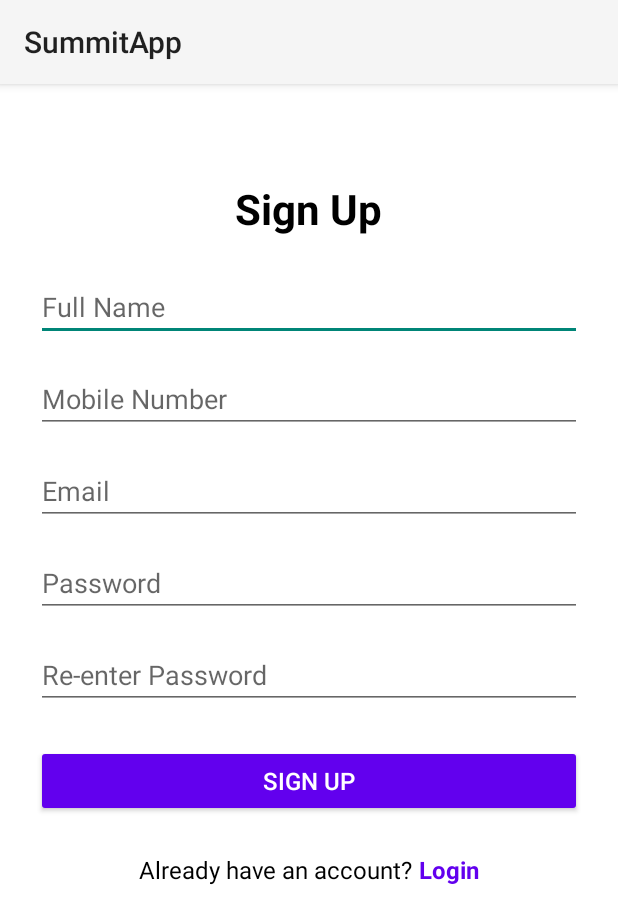
After one commit to JaneGH/SummitApp, an Android app: the RegisterActivity screen opened directly, with no data from a screen before it, on a phone screen of 412 x 824 dp. The commit adds this screen. Shown: the top 924 px of the screen. Run offline under Robolectric (Android 15) with nearby library versions, the phone set to English and light mode, and no system bars; our stand-ins replace CircleImageView.

Commit message:
added retrofit and login sign up screens

```diff
--- a/app/build.gradle.kts
+++ b/app/build.gradle.kts
@@ -53,4 +53,9 @@
     implementation("androidx.room:room-runtime:2.8.2")
     ksp("androidx.room:room-compiler:2.8.2")
     implementation ("com.github.bumptech.glide:glide:4.16.0")
+    implementation ("com.squareup.retrofit2:retrofit:2.9.0")
+    implementation ("com.squareup.retrofit2:converter-gson:2.9.0")
+    implementation ("com.squareup.okhttp3:logging-interceptor:4.9.3")
+    implementation ("com.github.bumptech.glide:glide:4.16.0")
+    implementation("androidx.core:core-splashscreen:1.0.0-beta02")
 }
--- /dev/null
+++ b/app/src/main/java/com/example/summitapp/data/remote/ApiService.kt
@@ -0,0 +1,36 @@
+package com.example.summitapp.data.remote
+import com.example.summitapp.data.remote.request.LoginRequest
+import com.example.summitapp.data.remote.request.RegisterRequest
+import com.example.summitapp.data.remote.response.CategoriesResponse
+import com.example.summitapp.data.remote.response.LoginResponse
+import com.example.summitapp.data.remote.response.RegisterResponse
+import retrofit2.Call
+import retrofit2.http.Body
+import retrofit2.http.GET
+import retrofit2.http.Headers
+import retrofit2.http.POST
+
+interface ApiService {
+
+    @Headers("Content-Type: application/json")
+    @POST("User/register")
+    fun registerUser(
+        @Body request: RegisterRequest
+    ): Call<RegisterResponse>
+
+    @Headers("Content-Type: application/json")
+    @POST("User/auth")
+    fun loginUser(
+        @Body request: LoginRequest
+    ): Call<LoginResponse>
+
+    @GET("Category")
+    fun getCategories(
+    ): Call<CategoriesResponse>
+
+    companion object {
+        fun getInstance(): ApiService {
+            return ApiClient.retrofit.create(ApiService::class.java)
+        }
+    }
+}
--- a/app/src/main/res/layout/activity_main.xml
+++ b/app/src/main/res/layout/activity_main.xml
@@ -6,7 +6,7 @@
     android:layout_width="match_parent"
     android:layout_height="match_parent"
     android:fitsSystemWindows="true"
-    tools:context=".MainActivity">
+    tools:context=".ui.MainActivity">
 
     <androidx.coordinatorlayout.widget.CoordinatorLayout
         android:layout_width="match_parent"
--- /dev/null
+++ b/app/src/main/res/layout/activity_register.xml
@@ -0,0 +1,106 @@
+<?xml version="1.0" encoding="utf-8"?>
+<ScrollView xmlns:android="http://schemas.android.com/apk/res/android"
+    android:layout_width="match_parent"
+    android:layout_height="match_parent"
+    android:padding="24dp"
+    android:background="#FFFFFF">
+
+    <LinearLayout
+        android:layout_width="match_parent"
+        android:layout_height="wrap_content"
+        android:orientation="vertical"
+        android:gravity="center_horizontal">
+
+        <TextView
+            android:layout_width="wrap_content"
+            android:layout_height="wrap_content"
+            android:text="Sign Up"
+            android:layout_marginTop="40dp"
+            android:textSize="28sp"
+            android:textStyle="bold"
+            android:layout_marginBottom="24dp"
+            android:textColor="#000000" />
+
+        <EditText
+            android:id="@+id/etFullName"
+            android:layout_width="match_parent"
+            android:layout_height="wrap_content"
+            android:hint="Full Name"
+            android:inputType="textPersonName"
+            android:layout_marginBottom="16dp" />
+
+        <EditText
+            android:id="@+id/etMobile"
+            android:layout_width="match_parent"
+            android:layout_height="wrap_content"
+            android:hint="Mobile Number"
+            android:inputType="phone"
+            android:layout_marginBottom="16dp" />
+
+        <EditText
+            android:id="@+id/etEmail"
+            android:layout_width="match_parent"
+            android:layout_height="wrap_content"
+            android:hint="Email"
+            android:inputType="textEmailAddress"
+            android:layout_marginBottom="16dp" />
+
+        <EditText
+            android:id="@+id/etPassword"
+            android:layout_width="match_parent"
+            android:layout_height="wrap_content"
+            android:hint="Password"
+            android:inputType="textPassword"
+            android:layout_marginBottom="16dp" />
+
+        <EditText
+            android:id="@+id/etConfirmPassword"
+            android:layout_width="match_parent"
+            android:layout_height="wrap_content"
+            android:hint="Re-enter Password"
+            android:inputType="textPassword"
+            android:layout_marginBottom="24dp" />
+
+        <Button
+            android:id="@+id/btnSignUp"
+            android:layout_width="match_parent"
+            android:layout_height="wrap_content"
+            android:text="Sign Up"
+            android:padding="12dp"
+            android:textSize="16sp"
+            android:backgroundTint="#6200EE"
+            android:textColor="#FFFFFF" />
+
+
+        <ProgressBar
+            android:id="@+id/progressBar"
+            style="?android:attr/progressBarStyleLarge"
+            android:layout_width="wrap_content"
+            android:layout_height="wrap_content"
+            android:layout_marginTop="20dp"
+            android:visibility="gone" />
+
+        <LinearLayout
+            android:layout_width="wrap_content"
+            android:layout_height="wrap_content"
+            android:orientation="horizontal"
+            android:layout_marginTop="24dp">
+
+            <TextView
+                android:layout_width="wrap_content"
+                android:layout_height="wrap_content"
+                android:text="Already have an account?"
+                android:textSize="16sp"
+                android:textColor="#000000" />
+
+            <TextView
+                android:id="@+id/tvLogin"
+                android:layout_width="wrap_content"
+                android:layout_height="wrap_content"
+                android:text=" Login"
+                android:textSize="16sp"
+                android:textStyle="bold"
+                android:textColor="#6200EE" />
+        </LinearLayout>
+    </LinearLayout>
+</ScrollView>
--- a/app/src/main/res/values/themes.xml
+++ b/app/src/main/res/values/themes.xml
@@ -1,9 +1,15 @@
 <resources xmlns:tools="http://schemas.android.com/tools">
-    <!-- Base application theme. -->
+
     <style name="Base.Theme.SummitApp" parent="Theme.Material3.DayNight.NoActionBar">
-        <!-- Customize your light theme here. -->
-        <!-- <item name="colorPrimary">@color/my_light_primary</item> -->
     </style>
 
     <style name="Theme.SummitApp" parent="Base.Theme.SummitApp" />
+
+    <style name="Theme.App.Starting" parent="Theme.SplashScreen">
+<!--        <item name="windowSplashScreenBackground">@color/splash_screen_blue_background</item>-->
+<!--        <item name="windowSplashScreenAnimatedIcon">@drawable/splash_screen_logo</item>-->
+        <item name="windowSplashScreenAnimationDuration">200</item>
+        <item name="postSplashScreenTheme">@style/Base.Theme.SummitApp</item>
+    </style>
+
 </resources>
```
Also changed, not shown: app/src/main/AndroidManifest.xml (+21 -3 lines), app/src/main/java/com/example/summitapp/Constants.kt (added, +8 -0 lines), app/src/main/java/com/example/summitapp/UiExtensions.kt (added, +15 -0 lines), app/src/main/java/com/example/summitapp/data/remote/ApiClient.kt (added, +31 -0 lines), app/src/main/java/com/example/summitapp/data/remote/request/LoginRequest.kt (added, +9 -0 lines), app/src/main/java/com/example/summitapp/data/remote/request/RegisterRequest.kt (added, +12 -0 lines), app/src/main/java/com/example/summitapp/data/remote/response/CategoriesResponse.kt (added, +13 -0 lines), app/src/main/java/com/example/summitapp/data/remote/response/LoginResponse.kt (added, +12 -0 lines), app/src/main/java/com/example/summitapp/data/remote/response/RegisterResponse.kt (added, +9 -0 lines), app/src/main/java/com/example/summitapp/model/Category.kt (added, +15 -0 lines), app/src/main/java/com/example/summitapp/model/User.kt (added, +15 -0 lines), app/src/main/java/com/example/summitapp/ui/LoginActivity.kt (added, +94 -0 lines), app/src/main/java/com/example/summitapp/ui/MainActivity.kt (renamed from app/src/main/java/com/example/summitapp/MainActivity.kt, +28 -3 lines), app/src/main/java/com/example/summitapp/ui/RegisterActivity.kt (added, +105 -0 lines), 1 more files.
